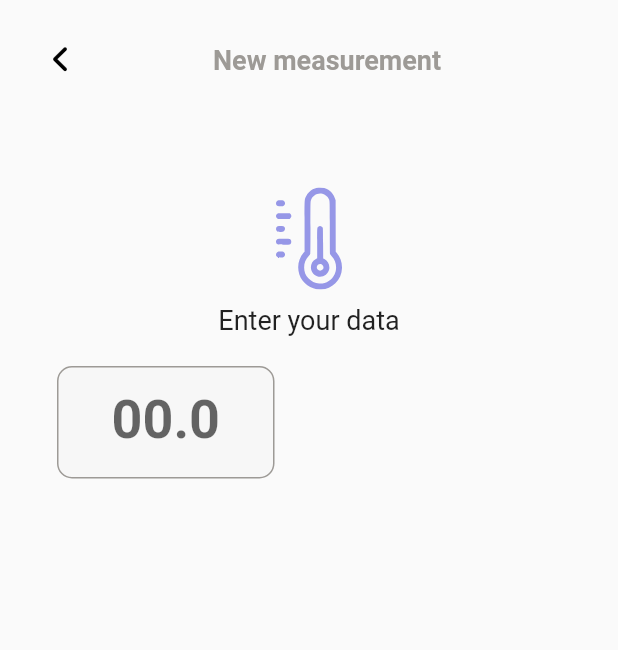
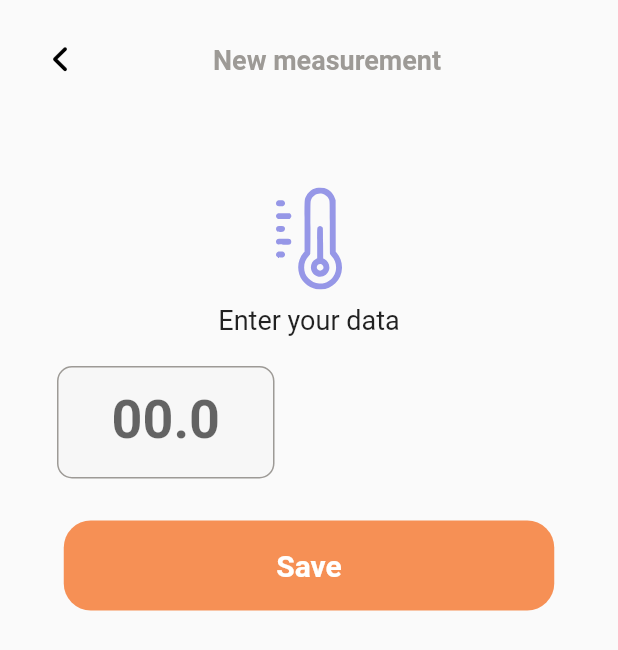
Before and after one commit to mb1shka/fever_thermometer, a Flutter app: the AddMeasurementPage screen opened directly, on a phone screen of 412 x 824 dp. Shown: the top 650 px of the screen. Run offline on Flutter 3.47's test engine with Material 2 defaults, Android fonts, the phone set to English and light mode, and no system bars; our stand-ins replace flutter_svg, sliding_up_panel, sqflite; accounts and stored records are empty.

Commit message:
added a dot in temp measurement

```diff
--- a/lib/pages/add_measurement_page.dart
+++ b/lib/pages/add_measurement_page.dart
@@ -15,6 +15,7 @@ class AddMeasurementPage extends StatefulWidget {
 
 class _AddMeasurementPageState extends State<AddMeasurementPage> {
   final _controller = TextEditingController();
+  final inputTempFocus = FocusNode();
 
   @override
   Widget build(BuildContext context) {
@@ -77,9 +78,14 @@ class _AddMeasurementPageState extends State<AddMeasurementPage> {
                       style: const TextStyle(
                         fontSize: 36,
                         fontWeight: FontWeight.w700,
-
                       ),
-                      onChanged: (_) => setState(() {}),
+                      onEditingComplete: () => setState(() {
+                        _controller.text = _controller.text.replaceAllMapped(RegExp(r'(\d\d)(\d)'), (match) {
+                          return '${match.group(1)}.${match.group(2)}';
+                        });
+                        FocusScope.of(context).unfocus();
+                        FocusScope.of(context).requestFocus(FocusNode());
+                      }),
                       controller: _controller,
                       keyboardType: TextInputType.number,
                       maxLength: 4,
@@ -109,6 +115,31 @@ class _AddMeasurementPageState extends State<AddMeasurementPage> {
                 //TODO: to make a switch widget from F to C
               ],
             ),
+            const SizedBox(height: 28),
+            ElevatedButton(
+              onPressed: () {
+                Navigator.push(
+                    context,
+                    MaterialPageRoute(
+                      builder: (_) =>
+                      const AddMeasurementPage(),
+                    )
+                );
+              },
+              child: const Text('Save',
+                style: TextStyle(
+                  fontSize: 20,
+                  fontWeight: FontWeight.w700,
+                ),),
+              style: ElevatedButton.styleFrom(
+                  primary: MyColors.orange,
+                  fixedSize: const Size(327, 60),
+                  elevation: 0,
+                  shape: RoundedRectangleBorder(
+                    borderRadius: BorderRadius.circular(18),
+                  )
+              ),
+            ),
           ],
         ),
       ),
```
